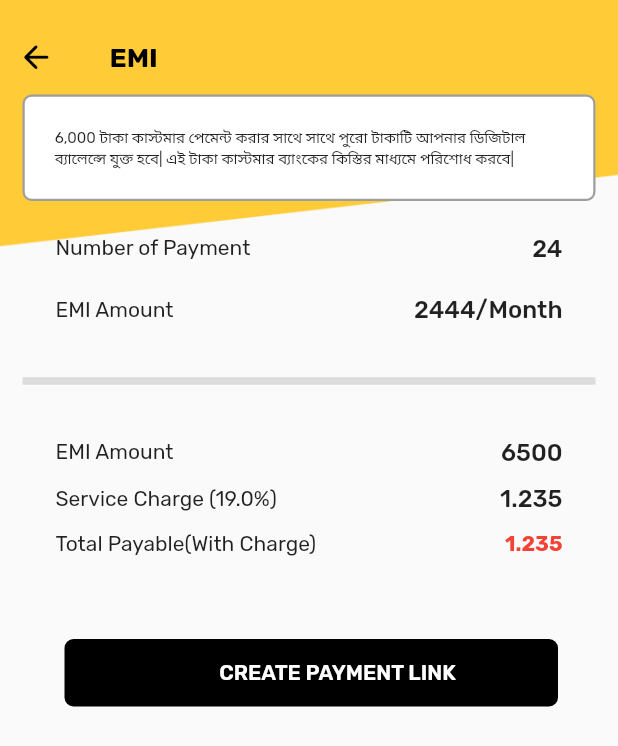
After one commit to mirfahim/hishabee, a Flutter app: the EmiPaymentLink screen opened directly, on a phone screen of 412 x 824 dp. The commit adds this screen. Shown: the top 746 px of the screen. Run offline on Flutter 3.47's test engine with Material 2 defaults, Android fonts, the light colour scheme and no system bars; our stand-ins replace cached_network_image, carousel_pro, confetti, connectivity_plus, firebase_analytics, firebase_auth and 26 more; missing offline and left inert: animated_widgets, app_tracking_transparency, clipboard, darq, date_util, facebook_app_events and 7 more; accounts and stored records are empty; project files that could hold a hidden picture were left out.

Commit message:
emi link generate added

```diff
--- a/lib/feature/dashboard/emi/emi_details.dart
+++ b/lib/feature/dashboard/emi/emi_details.dart
@@ -1,5 +1,6 @@
 import 'package:flutter/material.dart';
 import 'package:get/get.dart';
+import 'package:hishabee_business_manager_fl/feature/dashboard/emi/emi_payment_link.dart';
 import 'package:hishabee_business_manager_fl/utility/utils.dart';
 
 class EmiDetails extends StatefulWidget {
@@ -88,6 +89,8 @@ class _EmiDetailsState extends State<EmiDetails> {
                               decoration: Utils.getBoxShape(),
                               child: Padding(
                                   padding: const EdgeInsets.all(16.0),
+                                  child: InkWell(
+                                    onTap: () => Get.to(EmiPaymentLink()),
                                     child: Row(
                                       mainAxisAlignment:
                                           MainAxisAlignment.spaceBetween,
@@ -121,6 +124,7 @@ class _EmiDetailsState extends State<EmiDetails> {
                                               fontWeight: FontWeight.w600),
                                         ),
                                       ],
+                                    ),
                                   )),
                             ),
                             SizedBox(
--- /dev/null
+++ b/lib/feature/dashboard/emi/emi_payment_link.dart
@@ -0,0 +1,213 @@
+import 'package:flutter/material.dart';
+import 'package:get/get.dart';
+import 'package:hishabee_business_manager_fl/utility/utils.dart';
+
+class EmiPaymentLink extends StatelessWidget {
+  @override
+  Widget build(BuildContext context) {
+    Size size = MediaQuery.of(context).size;
+    int flag = 1;
+    return SafeArea(
+      child: Scaffold(
+        body: SingleChildScrollView(
+          child: Padding(
+            padding: const EdgeInsets.only(bottom: 50.0),
+            child: SizedBox(
+              height: MediaQuery.of(context).size.height,
+              child: Stack(
+                children: [
+                  SizedBox(
+                    height: size.height * 0.2,
+                    width: size.width,
+                    child: Image.asset(
+                      "images/topBg.png",
+                      fit: BoxFit.fill,
+                    ),
+                  ),
+                  Row(
+                    crossAxisAlignment: CrossAxisAlignment.center,
+                    children: [
+                      Padding(
+                        padding: const EdgeInsets.only(top: 14, right: 15.0),
+                        child: IconButton(
+                          icon: const Icon(
+                            Icons.arrow_back_rounded,
+                            size: 25,
+                            color: Colors.black,
+                          ),
+                          onPressed: () => Get.back(),
+                        ),
+                      ),
+                      const Padding(
+                        padding:
+                            EdgeInsets.only(top: 14.0, left: 10, right: 15),
+                        child: Text(
+                          'EMI',
+                          style: TextStyle(
+                            fontSize: 18,
+                            fontWeight: FontWeight.bold,
+                            color: Colors.black,
+                          ),
+                        ),
+                      ),
+                    ],
+                  ),
+                  Positioned(
+                    top: 63,
+                    left: 15,
+                    right: 15,
+                    child: Padding(
+                      padding: EdgeInsets.only(bottom: 4.0),
+                      child: Column(
+                          mainAxisAlignment: MainAxisAlignment.start,
+                          crossAxisAlignment: CrossAxisAlignment.start,
+                          children: [
+                            Container(
+                              decoration: Utils.getBoxShape(),
+                              child: Padding(
+                                padding: const EdgeInsets.all(20.0),
+                                child: Text(
+                                  "6,000 টাকা কাস্টমার পেমেন্ট করার সাথে সাথে পুরো টাকাটি আপনার ডিজিটাল ব্যালেন্সে যুক্ত হবে| এই টাকা কাস্টমার ব্যাংকের কিস্তির মাধ্যমে পরিশোধ করবে| ",
+                                  style: TextStyle(fontSize: 10.0),
+                                ),
+                              ),
+                            ),
+                            Container(
+                              child: Padding(
+                                padding: const EdgeInsets.all(22.0),
+                                child: Row(
+                                  mainAxisAlignment:
+                                      MainAxisAlignment.spaceBetween,
+                                  children: [
+                                    Text("Number of Payment "),
+                                    Text(
+                                      "24",
+                                      style: TextStyle(
+                                          fontSize: 16.0,
+                                          fontWeight: FontWeight.w500),
+                                    ),
+                                  ],
+                                ),
+                              ),
+                            ),
+                            Container(
+                              child: Padding(
+                                padding: const EdgeInsets.only(
+                                    left: 22.0, right: 22.0, bottom: 30),
+                                child: Row(
+                                  mainAxisAlignment:
+                                      MainAxisAlignment.spaceBetween,
+                                  children: [
+                                    Text("EMI Amount "),
+                                    Text(
+                                      "2444/Month",
+                                      style: TextStyle(
+                                          fontSize: 16.0,
+                                          fontWeight: FontWeight.w500),
+                                    ),
+                                  ],
+                                ),
+                              ),
+                            ),
+                            Divider(
+                              thickness: 5,
+                            ),
+                            Container(
+                              child: Padding(
+                                padding: const EdgeInsets.only(
+                                    left: 22.0,
+                                    right: 22.0,
+                                    top: 30.0,
+                                    bottom: 12.0),
+                                child: Row(
+                                  mainAxisAlignment:
+                                      MainAxisAlignment.spaceBetween,
+                                  children: [
+                                    Text("EMI Amount "),
+                                    Text(
+                                      "6500",
+                                      style: TextStyle(
+                                          fontSize: 16.0,
+                                          fontWeight: FontWeight.w500),
+                                    ),
+                                  ],
+                                ),
+                              ),
+                            ),
+                            Container(
+                              child: Padding(
+                                padding: const EdgeInsets.only(
+                                    left: 22.0, right: 22.0, bottom: 12.0),
+                                child: Row(
+                                  mainAxisAlignment:
+                                      MainAxisAlignment.spaceBetween,
+                                  children: [
+                                    Text("Service Charge (19.0%) "),
+                                    Text(
+                                      "1.235",
+                                      style: TextStyle(
+                                          fontSize: 16.0,
+                                          fontWeight: FontWeight.w500),
+                                    ),
+                                  ],
+                                ),
+                              ),
+                            ),
+                            Container(
+                              child: Padding(
+                                padding: const EdgeInsets.only(
+                                    left: 22.0, right: 22.0),
+                                child: Row(
+                                  mainAxisAlignment:
+                                      MainAxisAlignment.spaceBetween,
+                                  children: [
+                                    Text("Total Payable(With Charge) "),
+                                    Text(
+                                      "1.235",
+                                      style: TextStyle(
+                                          fontSize: 14.0,
+                                          color: Colors.red,
+                                          fontWeight: FontWeight.w700),
+                                    ),
+                                  ],
+                                ),
+                              ),
+                            ),
+                            SizedBox(
+                              height: 55.0,
+                            ),
+                            Padding(
+                              padding: const EdgeInsets.only(
+                                  left: 28.0, right: 25.0),
+                              child: Container(
+                                width: double.maxFinite,
+                                decoration: BoxDecoration(
+                                    color: Colors.black,
+                                    borderRadius:
+                                        BorderRadius.all(Radius.circular(6.0))),
+                                child: Padding(
+                                  padding: const EdgeInsets.only(
+                                      left: 35.0, top: 14.0, bottom: 14.0),
+                                  child: Text(
+                                    "CREATE PAYMENT LINK",
+                                    textAlign: TextAlign.center,
+                                    style: TextStyle(
+                                        fontSize: 14.0,
+                                        fontWeight: FontWeight.w600,
+                                        color: Colors.white),
+                                  ),
+                                ),
+                              ),
+                            ),
+                          ]),
+                    ),
+                  ),
+                ],
+              ),
+            ),
+          ),
+        ),
+      ),
+    );
+  }
+}
```
Lines whose indentation alone changed are shown as unchanged.
